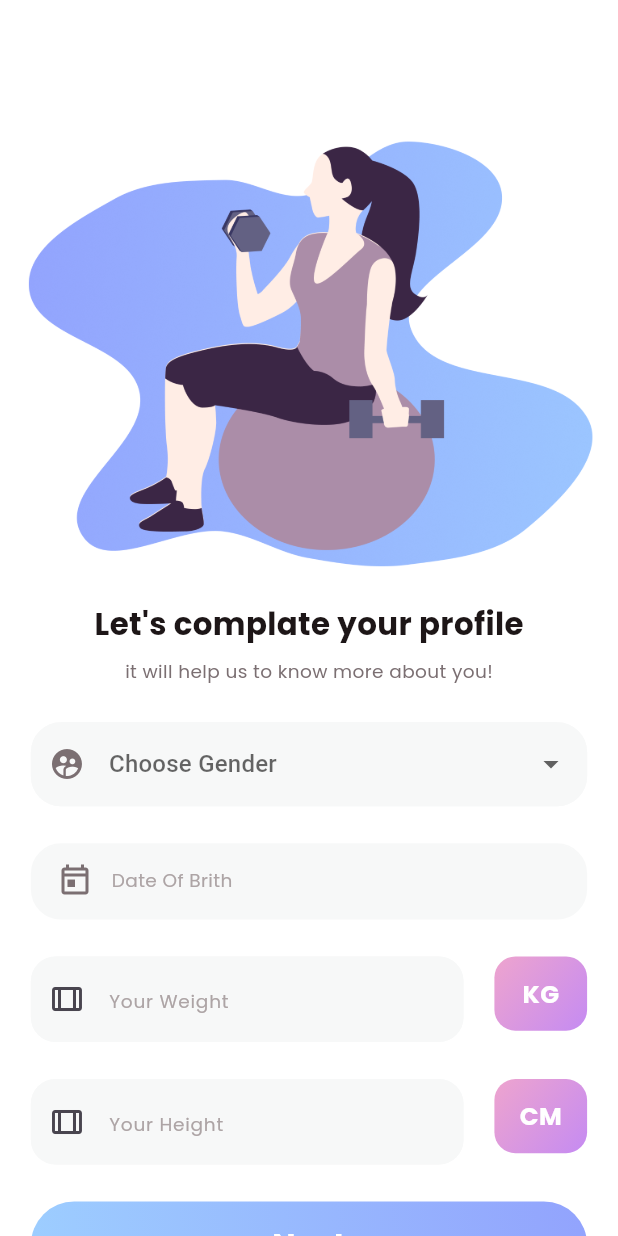
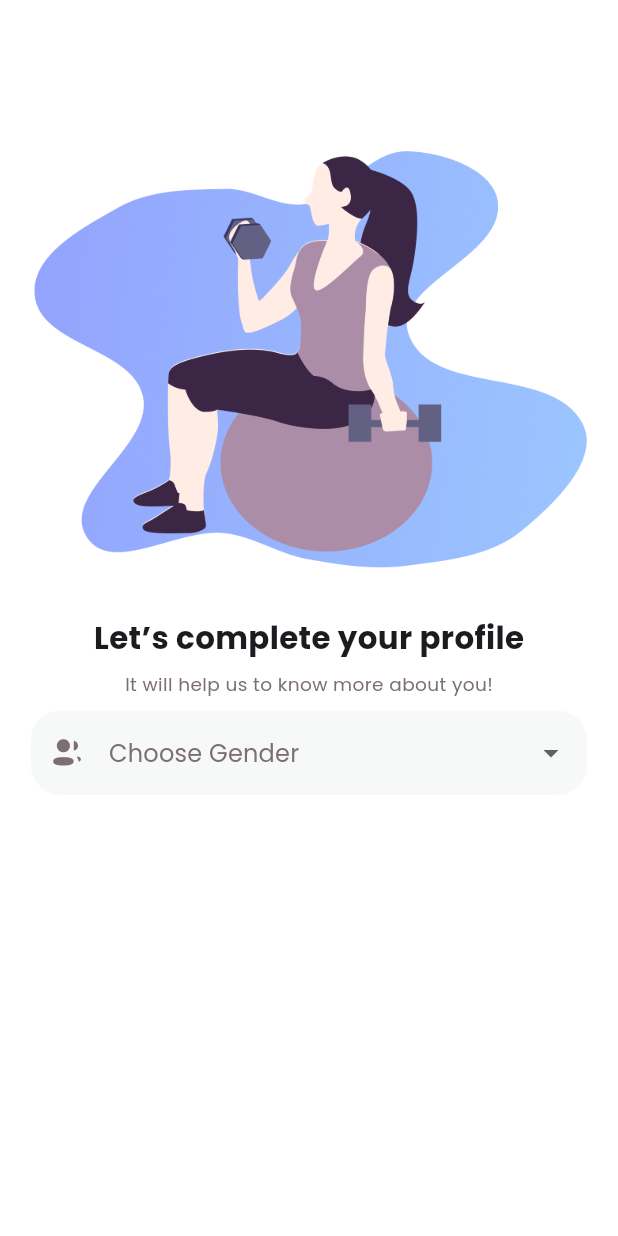
Before and after one commit to mmkocak/fitnesx_flutter, a Flutter app: the screen it shows after launch, on a phone screen of 412 x 824 dp. Run offline on Flutter 3.47's test engine with Material 3 defaults, Android fonts, the phone set to English and light mode, and no system bars; our stand-ins replace firebase_auth, firebase_core, flutter_bloc, google_sign_in; missing offline and left inert: flutter_facebook_auth; accounts and stored records are empty.

Commit message:
özel ikon eklendi hintext düzeltildi

```diff
--- /dev/null
+++ b/lib/feature/screen/register/profil_completion_page/cubit/gender_cubit.dart
@@ -0,0 +1,8 @@
+import 'package:fitnesx_flutter/feature/utils/common/common_imports.dart';
+
+class GenderCubit extends Cubit<String?>{
+  GenderCubit():super(null);
+  selectGender(String newvalue){
+    emit(newvalue);
+  }
+}
--- /dev/null
+++ b/lib/feature/screen/register/profil_completion_page/profile_completion_screen.dart
@@ -0,0 +1,114 @@
+import 'package:fitnesx_flutter/feature/screen/register/profil_completion_page/cubit/gender_cubit.dart';
+import 'package:fitnesx_flutter/feature/utils/common/common_imports.dart';
+import 'package:fitnesx_flutter/fitnestx_icons.dart';
+
+class ProfileCompletionScreen extends StatelessWidget {
+  const ProfileCompletionScreen({Key? key}) : super(key: key);
+
+  @override
+  Widget build(BuildContext context) {
+    double screenWidth = MediaQuery.sizeOf(context).width;
+    double screenHeight = MediaQuery.sizeOf(context).height;
+    const String image = "assets/images/register1.png";
+    return Scaffold(
+      body: Padding(
+        padding: EdgeInsets.symmetric(
+            horizontal: screenWidth * 0.02, vertical: screenHeight * 0.02),
+        child: Column(
+          crossAxisAlignment: CrossAxisAlignment.center,
+          children: [
+            const Image(
+              image: AssetImage(image),
+            ),
+            SizedBox(
+              height: screenHeight * 0.03,
+            ),
+            Text(
+              "Let’s complete your profile",
+              style: TextStyle(
+                fontFamily: "Poppins",
+                fontSize: screenWidth * 0.05,
+                fontWeight: FontWeight.bold,
+              ),
+            ),
+            SizedBox(
+              height: screenHeight * 0.01,
+            ),
+            Text(
+              "It will help us to know more about you!",
+              style: TextStyle(
+                  fontFamily: "Poppins",
+                  fontSize: screenWidth * 0.03,
+                  color: AppColors.gray_1),
+            ),
+            SizedBox(
+              height: screenHeight * 0.01,
+            ),
+            Form(
+              child: Padding(
+                padding: EdgeInsets.symmetric(horizontal: screenWidth * 0.02),
+                child: BlocBuilder<GenderCubit, String?>(
+                  builder: (context, state) {
+                    return Container(
+                      width: screenWidth * 0.9,
+                      child: DropdownButtonFormField(
+                        decoration: InputDecoration(
+                          prefixIcon: const Icon(
+                            Fitnestx.user_2,
+                            color: AppColors.gray_1,
+                          ),
+                          hintText: null,
+                          fillColor: AppColors.borderColor,
+                          filled: true,
+                          border: OutlineInputBorder(
+                            borderRadius: BorderRadius.circular(20),
+                            borderSide: const BorderSide(
+                              color: AppColors.borderColor,
+                            ),
+                          ),
+                          focusedBorder: OutlineInputBorder(
+                            borderRadius: BorderRadius.circular(20),
+                            borderSide: const BorderSide(
+                              color: AppColors.borderColor,
+                            ),
+                          ),
+                          enabledBorder: OutlineInputBorder(
+                            borderRadius: BorderRadius.circular(20),
+                            borderSide: BorderSide(
+                              color: AppColors.borderColor,
+                            ),
+                          ),
+                        ),
+                        value: context.watch<GenderCubit>().state,
+                        items: ['Kadın ', 'Erkek']
+                            .map((String gender) => DropdownMenuItem(
+                                  child: Text(
+                                    gender,
+                                    style: TextStyle(fontFamily: "Poppins"),
+                                  ),
+                                  value: gender,
+                                ))
+                            .toList(),
+                        onChanged: (String? gender) {
+                          context.read<GenderCubit>().selectGender(gender!);
+                        },
+                        hint: Align(
+                          alignment: Alignment.centerLeft,
+                          child: Text(
+                            "Choose Gender",
+                            style: TextStyle(
+                                color: AppColors.gray_1, fontFamily: "Poppins"),
+                          ),
+                        ),
+                      ),
+                    );
+                  },
+                ),
+              ),
+            ),
+          ],
+        ),
+      ),
+    );
+  }
+}
--- a/lib/feature/screen/register/profile_completion_page.dart
+++ /dev/null
@@ -1,230 +0,0 @@
-import 'package:fitnesx_flutter/feature/utils/bloc/gender_bloc.dart';
-import 'package:fitnesx_flutter/feature/utils/common/common_imports.dart';
-import 'package:fitnesx_flutter/feature/utils/widgets/custom_complate_profile_textfield.dart';
-import 'package:fitnesx_flutter/feature/utils/widgets/custom_linear_purple_container.dart';
-import 'package:flutter/cupertino.dart';
-
-class ProfileCompletionPage extends StatelessWidget {
-  const ProfileCompletionPage({Key? key}) : super(key: key);
-
-  @override
-  Widget build(BuildContext context) {
-    final String imageName = "assets/images/register1.png";
-    final double screenHeight = MediaQuery.sizeOf(context).height;
-    final double screenWidth = MediaQuery.sizeOf(context).width;
-    DateTime selectedDate = DateTime.now();
-
-    Future<void> _selectDate(BuildContext context) async {
-      final DateTime? picked = await showDatePicker(
-        context: context,
-        initialDate: selectedDate,
-        firstDate: DateTime(1900),
-        lastDate: DateTime.now(),
-      );
-      if (picked != null && picked != selectedDate) {
-        selectedDate = picked;
-      }
-    }
-
-    return BlocProvider(
-      create: (context) => GenderBloc(),
-      child: Scaffold(
-        body: SingleChildScrollView(
-          child: Padding(
-            padding: EdgeInsets.symmetric(
-                horizontal: screenWidth * 0.01, vertical: screenHeight * 0.01),
-            child: Column(
-              crossAxisAlignment: CrossAxisAlignment.center,
-              children: [
-                Image.asset(imageName),
-                SizedBox(
-                  height: screenHeight * 0.02,
-                ),
-                Text(
-                  "Let's complate your profile",
-                  style: TextStyle(
-                      fontFamily: "Poppins",
-                      fontSize: screenWidth * 0.05,
-                      fontWeight: FontWeight.bold,
-                      color: AppColors.blackColor),
-                ),
-                SizedBox(
-                  height: screenHeight * 0.01,
-                ),
-                Text(
-                  "it will help us to know more about you!",
-                  style: TextStyle(
-                      color: AppColors.gray_1,
-                      fontFamily: "Poppins",
-                      fontSize: screenWidth * 0.03),
-                ),
-                SizedBox(
-                  height: screenHeight * 0.03,
-                ),
-                Form(
-                  child: Padding(
-                    padding: EdgeInsets.symmetric(horizontal: screenWidth * 0.04),
-                    child: Column(
-                      children: [
-                        BlocBuilder<GenderBloc, String?>(
-                          builder: (context, selectedGdender) {
-                            return Container(
-                              width: screenWidth * 0.9,
-                              child: DropdownButtonFormField(
-                                menuMaxHeight: screenHeight * 0.1,
-                                isExpanded: false,
-                                dropdownColor: AppColors.borderColor,
-                                decoration: InputDecoration(
-                                  prefixIcon: const Icon(
-                                    Icons.supervised_user_circle,
-                                    color: AppColors.gray_1,
-                                  ),
-                                  hintText: "Choose Gender",
-                                  hintStyle: TextStyle(
-                                    color: AppColors.gray_2,
-                                    fontFamily: "Poppins",
-                                    fontSize: screenWidth * 0.03,
-
-                                  ),
-                                  filled: true,
-                                  fillColor: AppColors.borderColor,
-                                  border: OutlineInputBorder(
-                                    borderSide: const BorderSide(
-                                        color: AppColors.borderColor),
-                                    borderRadius: BorderRadius.circular(20),
-                                  ),
-                                  enabledBorder: OutlineInputBorder(
-                                    borderSide: const BorderSide(
-                                        color: AppColors.borderColor),
-                                    borderRadius: BorderRadius.circular(20),
-                                  ),
-                                  focusedBorder: OutlineInputBorder(
-                                    borderSide: const BorderSide(
-                                      color: AppColors.borderColor,
-                                    ),
-                                    borderRadius: BorderRadius.circular(20),
-                                  ),
-                                ),
-                                value: context.watch<GenderBloc>().state,
-                                items: ['Erkek', 'Kadın']
-                                    .map((String gender) => DropdownMenuItem(
-                                          child: Text(
-                                            gender,
-                                            style: TextStyle(
-                                              fontFamily: "Poppins",
-                                              fontSize: screenWidth * 0.04,
-                                            ),
-                                          ),
-                                          value: gender,
-                                        ))
-                                    .toList(),
-                                onChanged: (String? newvalue) {
-                                  context
-                                      .read<GenderBloc>()
-                                      .SelectGender(newvalue!);
-                                },
-                              ),
-                            );
-                          },
-                        ),
-                        SizedBox(
-                          height: screenHeight * 0.03,
-                        ),
-                        GestureDetector(
-                          onTap: () => _selectDate(context),
-                          child: Container(
-                            padding: EdgeInsets.symmetric(
-                                vertical: screenHeight * 0.015,
-                                horizontal: screenWidth * 0.04),
-                            decoration: BoxDecoration(
-                              color: AppColors.borderColor,
-                              borderRadius: BorderRadius.circular(20),
-                              border: Border.all(color: AppColors.borderColor),
-                            ),
-                            child: Row(
-                              mainAxisAlignment: MainAxisAlignment.start,
-                              children: [
-                                const Icon(
-                                  Icons.today_outlined,
-                                  color: AppColors.gray_1,
-                                ),
-                                SizedBox(
-                                  width: screenWidth * 0.03,
-                                ),
-                                Expanded(
-                                  child: Text(
-                                    selectedDate == DateTime.now()
-                                        ? "Date Of Brith"
-                                        : "${selectedDate.toLocal()}"
-                                            .split(' ')[0],
-                                    style: TextStyle(
-                                      color: AppColors.gray_2,
-                                      fontFamily: "Poppins",
-                                      fontSize: screenWidth * 0.03,
-                                    ),
-                                  ),
-                                ),
-                              ],
-                            ),
-                          ),
-                        ),
-                        SizedBox(
-                          height: screenHeight * 0.03,
-                        ),
-                        Row(
-                          crossAxisAlignment: CrossAxisAlignment.start,
-                          children: [
-                            Container(
-                              width: screenWidth * 0.7,
-                              child: CustomComplateProfileTextField(
-                                  hinText: "Your Weight",
-                                  screenWidth: screenWidth),
-                            ),
-                            SizedBox(
-                              width: screenWidth * 0.05,
-                            ),
-                            Expanded(
-                              child: CustomLinearPurpleContainer(
-                                  text: "KG",
-                                  screenWidth: screenWidth,
-                                  screenHeight: screenHeight),
-                            ),
-                          ],
-                        ),
-                        SizedBox(
-                          height: screenHeight * 0.03,
-                        ),
-                        Row(
-                          crossAxisAlignment: CrossAxisAlignment.start,
-                          children: [
-                            Container(
-                              width: screenWidth * 0.7,
-                              child: CustomComplateProfileTextField(
-                                  hinText: "Your Height",
-                                  screenWidth: screenWidth),
-                            ),
-                            SizedBox(
-                              width: screenWidth * 0.05,
-                            ),
-                            Expanded(
-                              child: CustomLinearPurpleContainer(
-                                  text: "CM",
-                                  screenWidth: screenWidth,
-                                  screenHeight: screenHeight),
-                            ),
-                          ],
-                        ),
-                        SizedBox(height: screenHeight * 0.03,),
-                        CustomElevetadButton(onPressed: (){}, text: "Next", height: screenHeight * 0.07, width: screenWidth * 0.9)
-                      ],
-                    ),
-                  ),
-                ),
-              ],
-            ),
-          ),
-        ),
-      ),
-    );
-  }
-}
--- a/lib/feature/utils/bloc/gender_bloc.dart
+++ /dev/null
@@ -1,9 +0,0 @@
-import 'package:fitnesx_flutter/feature/utils/common/common_imports.dart';
-
-class GenderBloc extends Cubit<String?>{
-  GenderBloc() : super(null);
-  void SelectGender(String gender){
-    emit(gender);
-  }
-
-}
--- /dev/null
+++ b/lib/fitnestx_icons.dart
@@ -0,0 +1,25 @@
+/// Flutter icons Fitnestx
+/// Copyright (C) 2024 by original authors @ fluttericon.com, fontello.com
+/// This font was generated by FlutterIcon.com, which is derived from Fontello.
+///
+/// To use this font, place it in your fonts/ directory and include the
+/// following in your pubspec.yaml
+///
+/// flutter:
+///   fonts:
+///    - family:  Fitnestx
+///      fonts:
+///       - asset: fonts/Fitnestx.ttf
+///
+///
+///
+import 'package:flutter/widgets.dart';
+
+class Fitnestx {
+  Fitnestx._();
+
+  static const _kFontFam = 'Fitnestx';
+  static const String? _kFontPkg = null;
+
+  static const IconData user_2 = IconData(0xe805, fontFamily: _kFontFam, fontPackage: _kFontPkg);
+}
--- a/lib/main.dart
+++ b/lib/main.dart
@@ -1,5 +1,6 @@
 import 'package:firebase_core/firebase_core.dart';
-import 'package:fitnesx_flutter/feature/screen/register/profile_completion_page.dart';
+import 'package:fitnesx_flutter/feature/screen/register/profil_completion_page/cubit/gender_cubit.dart';
+import 'package:fitnesx_flutter/feature/screen/register/profil_completion_page/profile_completion_screen.dart';
 import 'package:fitnesx_flutter/feature/utils/common/common_imports.dart';
 import 'package:fitnesx_flutter/firebase_options.dart';
 
@@ -26,11 +27,14 @@
         BlocProvider(
           create: (context) => PrivacyPolicyCubit(),
         ),
+        BlocProvider(
+          create: (context) => GenderCubit(),
+        ),
       ],
       child: MaterialApp(
         theme: ThemeData(scaffoldBackgroundColor: Colors.white),
         debugShowCheckedModeBanner: false,
-        home: const ProfileCompletionPage(),
+        home: const ProfileCompletionScreen(),
       ),
     );
   }
--- a/pubspec.yaml
+++ b/pubspec.yaml
@@ -46,9 +46,9 @@ flutter:
         - asset: assets/fonts/Poppins-Bold.ttf
         - asset: assets/fonts/Poppins-Regular.ttf
   #         style: italic
-  #   - family: Trajan Pro
-  #     fonts:
-  #       - asset: fonts/TrajanPro.ttf
+    - family: Fitnestx
+      fonts:
+        - asset: assets/fonts/Fitnestx.ttf
   #       - asset: fonts/TrajanPro_Bold.ttf
   #         weight: 700
   #
```
Also changed, not shown: assets/fonts/Fitnestx.ttf (added).
